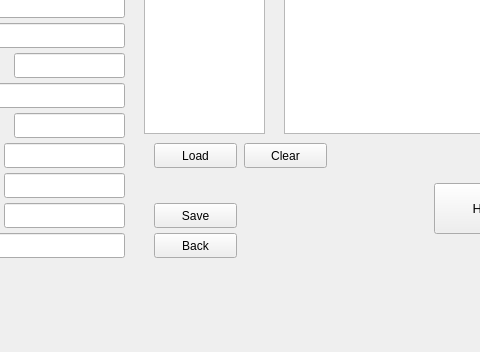
kalebtesfay/Animal_Shelter_System, file qt_cuacs_UI/mainwindow.ui: the form before one commit; both pictures show x 96 to 576 and y 254 to 606 of the 903 by 606 pixel window.
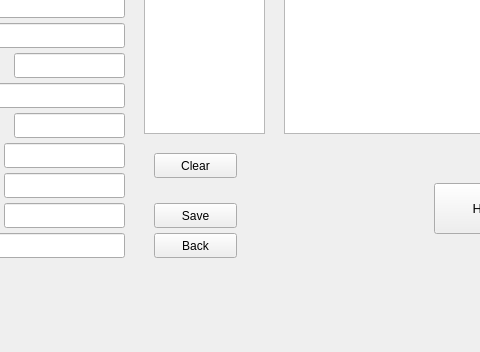
The form after the commit. The open tabs and pages were chosen to show the change.

Commit message: load button replaced:rocket:

```diff
--- a/qt_cuacs_UI/mainwindow.ui
+++ b/qt_cuacs_UI/mainwindow.ui
@@ -827,19 +827,6 @@
        </rect>
       </property>
      </widget>
-     <widget class="QPushButton" name="pushButton_22">
-      <property name="geometry">
-       <rect>
-        <x>250</x>
-        <y>380</y>
-        <width>83</width>
-        <height>25</height>
-       </rect>
-      </property>
-      <property name="text">
-       <string>Load</string>
-      </property>
-     </widget>
      <widget class="QComboBox" name="comboBox">
       <property name="geometry">
        <rect>
@@ -853,8 +840,8 @@
      <widget class="QPushButton" name="pushButton_24">
       <property name="geometry">
        <rect>
-        <x>340</x>
-        <y>380</y>
+        <x>250</x>
+        <y>390</y>
         <width>83</width>
         <height>25</height>
        </rect>
```
Left out of the diff: 15 changed lines with no effect on the pictures. The commit also changes 3 other files.
